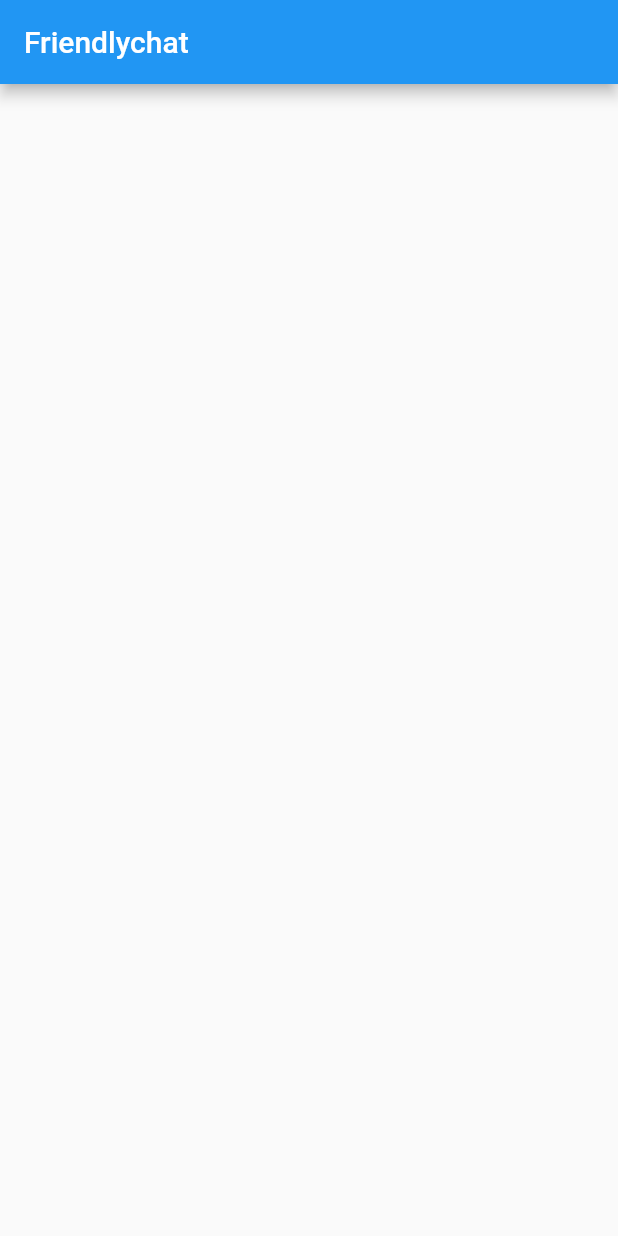
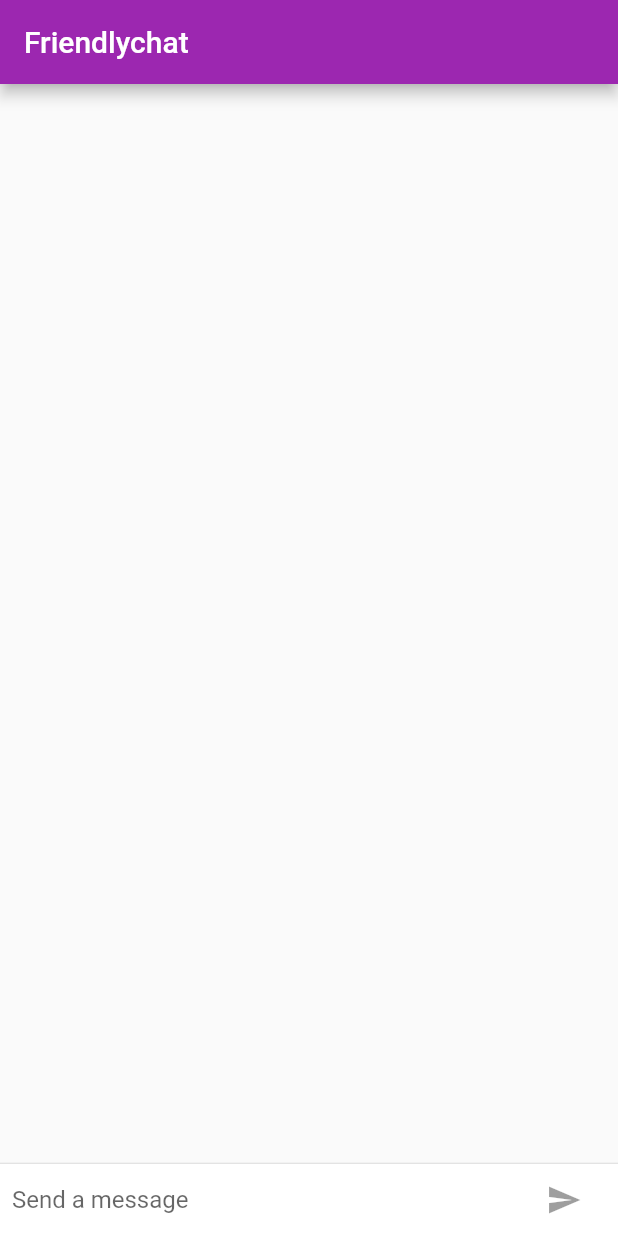
Before and after one commit to sumitvekariya/flutter-chat-app, a Flutter app: the screen it shows after launch, on a phone screen of 412 x 824 dp. Run offline on Flutter 3.47's test engine with Material 2 defaults, Android fonts, the phone set to English and light mode, and no system bars.

Commit message:
Friendly App chat complete implementation

```diff
--- a/lib/main.dart
+++ b/lib/main.dart
@@ -1,14 +1,29 @@
 import 'package:flutter/material.dart';
+import 'package:flutter/foundation.dart';
 
 void main() {
   runApp(new FriendlychatApp());
 }
+
+final ThemeData kIOSTheme = new ThemeData(
+  primarySwatch: Colors.orange,
+  primaryColor: Colors.grey[100],
+  primaryColorBrightness: Brightness.light,
+);
+
+final ThemeData kDefaultTheme = new ThemeData(
+  primarySwatch: Colors.purple,
+  accentColor: Colors.orangeAccent[400],
+);
 
 class FriendlychatApp extends StatelessWidget {
   @override
   Widget build(BuildContext context) {
     return new MaterialApp(
       title: "Friendlychat",
+      theme: defaultTargetPlatform == TargetPlatform.iOS
+          ? kIOSTheme
+          : kDefaultTheme,
       home: new ChatScreen(),
     );
   }
@@ -19,31 +34,63 @@ class ChatScreen extends StatefulWidget {
   State createState() => new ChatScreenState();
 }
 
-class ChatScreenState extends State<ChatScreen> {
-  //new
-  @override //new
+class ChatScreenState extends State<ChatScreen> with TickerProviderStateMixin {
+  final List<ChatMessage> _messages = <ChatMessage>[];
+  final TextEditingController _textController = new TextEditingController();
+  bool _isComposing = false;
+  @override
   Widget build(BuildContext context) {
     return new Scaffold(
-        appBar: new AppBar(title: new Text("Friendlychat")),
-        body: _buildTextComposer());
+      appBar: new AppBar(
+        title: new Text("Friendlychat"),
+        elevation: Theme.of(context).platform == TargetPlatform.iOS ? 0.0 : 4.0,
+      ),
+      body: new Container(
+        child: new Column(
+          children: <Widget>[
+            new Flexible(
+              child: new ListView.builder(
+                padding: new EdgeInsets.all(8.0),
+                reverse: true,
+                itemBuilder: (_, int index) => _messages[index],
+                itemCount: _messages.length,
+              ),
+            ),
+            new Divider(height: 1.0),
+            new Container(
+              decoration: new BoxDecoration(color: Theme.of(context).cardColor),
+              child: _buildTextComposer(),
+            ),
+          ],
+        ),
+        decoration: Theme.of(context).platform == TargetPlatform.iOS
+            ? new BoxDecoration(
+
+                border: new Border(
+
+                  top: new BorderSide(color: Colors.grey[200]),
+                ),
+              )
+            : null,
+      ),
+    );
   }
 
-  final TextEditingController _textController =
-      new TextEditingController(); //new
-
-  Widget _buildTextComposer() {
   Widget _buildTextComposer() {
     return new IconTheme(
-        //new
-        data: new IconThemeData(color: Theme.of(context).accentColor), //new
+      data: new IconThemeData(color: Theme.of(context).accentColor),
       child: new Container(
-          //modified
         margin: const EdgeInsets.symmetric(horizontal: 8.0),
         child: new Row(
           children: <Widget>[
             new Flexible(
               child: new TextField(
                 controller: _textController,
+                onChanged: (String text) {
+                  setState(() {
+                    _isComposing = text.length > 0;
+                  });
+                },
                 onSubmitted: _handleSubmitted,
                 decoration:
                     new InputDecoration.collapsed(hintText: "Send a message"),
@@ -51,18 +98,89 @@ class ChatScreenState extends State<ChatScreen> {
             ),
             new Container(
                 margin: new EdgeInsets.symmetric(horizontal: 4.0),
-                child: new IconButton(
+                child: Theme.of(context).platform == TargetPlatform.iOS
+                    ? new CupertinoButton(
+
+                        child: new Text("Send"),
+                        onPressed: _isComposing
+                            ? () => _handleSubmitted(_textController.text)
+                            : null,
+                      )
+                    :
+                    new IconButton(
+                        //modified
                         icon: new Icon(Icons.send),
-                    onPressed: () => _handleSubmitted(_textController.text)),
-              ),
+                        onPressed: _isComposing
+                            ? () => _handleSubmitted(_textController.text)
+                            : null,
+                      )),
           ],
         ),
-        ), //new
+      ),
     );
-    }
   }
 
   void _handleSubmitted(String text) {
     _textController.clear();
+    setState(() {
+      _isComposing = false;
+    });
+    ChatMessage message = new ChatMessage(
+      text: text,
+      animationController: new AnimationController(
+        duration: new Duration(milliseconds: 700),
+        vsync: this,
+      ),
+    );
+    setState(() {
+      _messages.insert(0, message);
+    });
+    message.animationController.forward();
+  }
+
+  @override
+  void dispose() {
+    for (ChatMessage message in _messages)
+      message.animationController.dispose();
+    super.dispose();
   }
 }
+
+class ChatMessage extends StatelessWidget {
+  final String _name = "Your Name";
+  final AnimationController animationController;
+  ChatMessage({this.text, this.animationController});
+  final String text;
+  @override
+  Widget build(BuildContext context) {
+    return new SizeTransition(
+      sizeFactor: new CurvedAnimation(
+          parent: animationController, curve: Curves.easeOut),
+      axisAlignment: 0.0,
+      child: new Container(
+        margin: const EdgeInsets.symmetric(vertical: 10.0),
+        child: new Row(
+          crossAxisAlignment: CrossAxisAlignment.start,
+          children: <Widget>[
+            new Container(
+              margin: const EdgeInsets.only(right: 16.0),
+              child: new CircleAvatar(child: new Text(_name[0])),
+            ),
+            new Expanded(
+              child: new Column(
+                crossAxisAlignment: CrossAxisAlignment.start,
+                children: <Widget>[
+                  new Text(_name, style: Theme.of(context).textTheme.subhead),
+                  new Container(
+                    margin: const EdgeInsets.only(top: 5.0),
+                    child: new Text(text),
+                  ),
+                ],
+              ),
+            )
+          ],
+        ),
+      ),
+    );
+  }
+}
```
Lines whose indentation alone changed are shown as unchanged.
